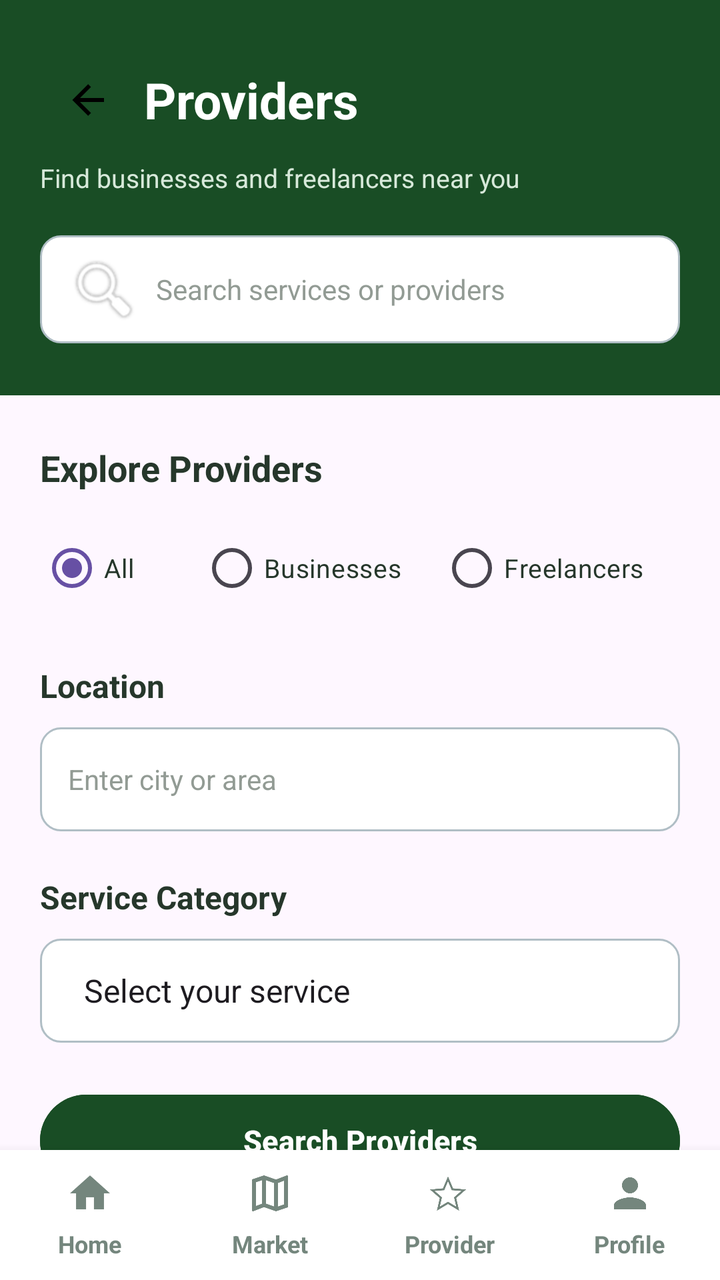
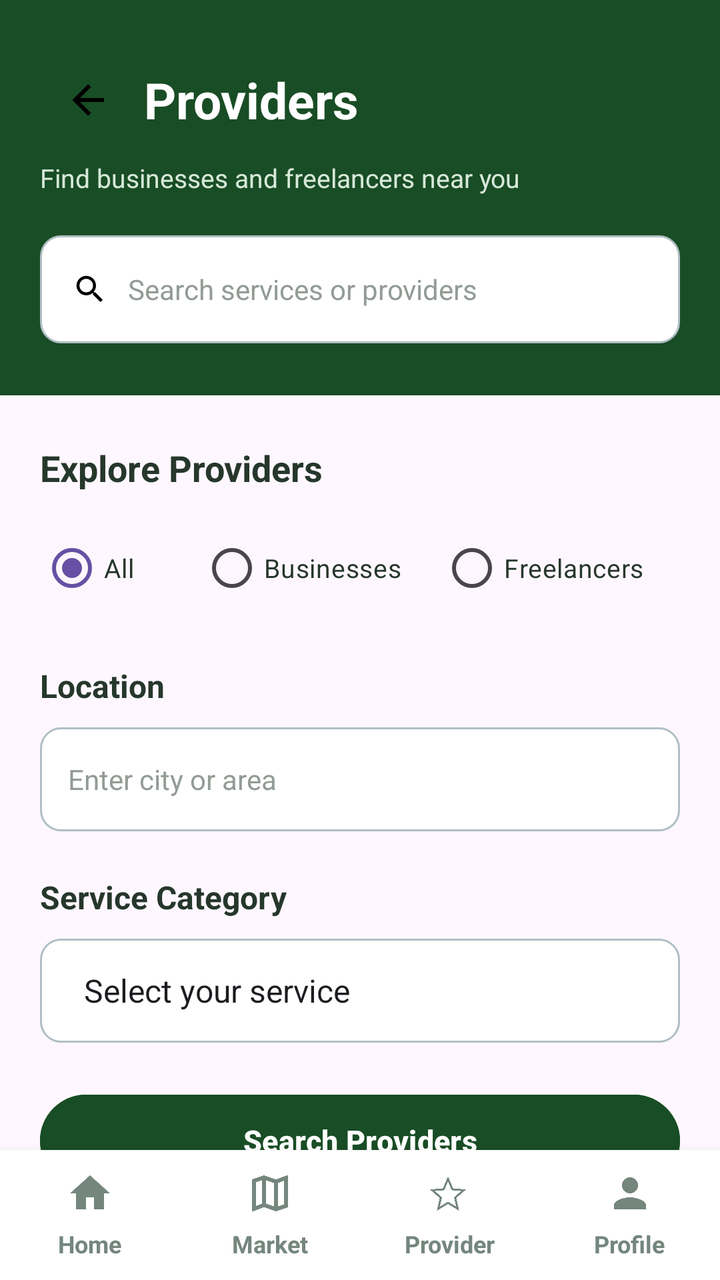

Two renders of the same Android screen: before a commit and after it. Below are the layout's source before the change and the commit's diff.
<!-- AndroidManifest.xml: application theme Theme.GeoConnect -->
<!-- res/layout/activity_search.xml -->
<?xml version="1.0" encoding="utf-8"?>
<androidx.constraintlayout.widget.ConstraintLayout xmlns:android="http://schemas.android.com/apk/res/android"
    xmlns:app="http://schemas.android.com/apk/res-auto"
    xmlns:tools="http://schemas.android.com/tools"
    android:id="@+id/main"
    android:layout_width="match_parent"
    android:layout_height="match_parent"
    tools:context=".SearchActivity">

    <ScrollView
        android:id="@+id/searchScroll"
        android:layout_width="0dp"
        android:layout_height="0dp"
        android:fillViewport="true"
        android:scrollbars="none"
        app:layout_constraintTop_toTopOf="parent"
        app:layout_constraintBottom_toTopOf="@id/bottomNavigation"
        app:layout_constraintStart_toStartOf="parent"
        app:layout_constraintEnd_toEndOf="parent">

        <LinearLayout
            android:layout_width="match_parent"
            android:layout_height="wrap_content"
            android:orientation="vertical">


            <LinearLayout
                android:layout_width="match_parent"
                android:layout_height="wrap_content"
                android:background="#194D25"
                android:orientation="vertical"
                android:paddingStart="20dp"
                android:paddingTop="28dp"
                android:paddingEnd="20dp"
                android:paddingBottom="26dp">

                <LinearLayout
                    android:layout_width="match_parent"
                    android:layout_height="wrap_content"
                    android:gravity="center_vertical"
                    android:orientation="horizontal">

                    <TextView
                        android:id="@+id/backButton"
                        android:layout_width="44dp"
                        android:layout_height="44dp"
                        android:gravity="center"
                        android:drawableStart="@drawable/ic_arrow_back"
                        android:drawablePadding="12dp"
                        android:paddingStart="12dp"
                        android:textColor="#FFFFFF"
                        android:textSize="27sp"
                        android:contentDescription="Back" />

                    <TextView
                        android:layout_width="wrap_content"
                        android:layout_height="wrap_content"
                        android:layout_marginStart="8dp"
                        android:text="Providers"
                        android:textColor="#FFFFFF"
                        android:textSize="25sp"
                        android:textStyle="bold" />

                </LinearLayout>

                <TextView
                    android:layout_width="match_parent"
                    android:layout_height="wrap_content"
                    android:layout_marginTop="8dp"
                    android:text="Find businesses and freelancers near you"
                    android:textColor="#D7E9DA"
                    android:textSize="13sp" />

                <EditText
                    android:id="@+id/searchInput"
                    android:layout_width="match_parent"
                    android:layout_height="54dp"
                    android:layout_marginTop="20dp"
                    android:imeOptions="actionSearch"
                    android:background="@drawable/signup_input_background"
                    android:drawableStart="@android:drawable/ic_search"
                    android:drawablePadding="10dp"
                    android:hint="Search services or providers"
                    android:inputType="text"
                    android:paddingStart="16dp"
                    android:paddingEnd="16dp"
                    android:singleLine="true"
                    android:textColor="#263A2C"
                    android:textColorHint="#929B94"
                    android:textSize="14sp" />

            </LinearLayout>


            <LinearLayout
                android:layout_width="match_parent"
                android:layout_height="wrap_content"
                android:orientation="vertical"
                android:paddingStart="20dp"
                android:paddingTop="24dp"
                android:paddingEnd="20dp"
                android:paddingBottom="30dp">


                <TextView
                    android:layout_width="match_parent"
                    android:layout_height="wrap_content"
                    android:text="Explore Providers"
                    android:textColor="#26372B"
                    android:textSize="18sp"
                    android:textStyle="bold" />

                <RadioGroup
                    android:id="@+id/providerTypeGroup"
                    android:layout_width="match_parent"
                    android:layout_height="wrap_content"
                    android:layout_marginTop="14dp"
                    android:orientation="horizontal"
                    android:checkedButton="@id/allProvidersRadio">

                    <RadioButton
                        android:id="@+id/allProvidersRadio"
                        android:layout_width="0dp"
                        android:layout_height="wrap_content"
                        android:layout_weight="1"
                        android:buttonTint="#194D25"
                        android:text="All"
                        android:textColor="#26372B"
                        android:textSize="13sp" />

                    <RadioButton
                        android:id="@+id/businessesRadio"
                        android:layout_width="0dp"
                        android:layout_height="wrap_content"
                        android:layout_weight="1.5"
                        android:buttonTint="#194D25"
                        android:text="Businesses"
                        android:textColor="#26372B"
                        android:textSize="13sp" />

                    <RadioButton
                        android:id="@+id/freelancersRadio"
                        android:layout_width="0dp"
                        android:layout_height="wrap_content"
                        android:layout_weight="1.5"
                        android:buttonTint="#194D25"
                        android:text="Freelancers"
                        android:textColor="#26372B"
                        android:textSize="13sp" />

                </RadioGroup>

                <TextView
                    android:layout_width="match_parent"
                    android:layout_height="wrap_content"
                    android:layout_marginTop="24dp"
                    android:text="Location"
                    android:textColor="#26372B"
                    android:textSize="16sp"
                    android:textStyle="bold" />

                <EditText
                    android:id="@+id/locationInput"
                    android:layout_width="match_parent"
                    android:layout_height="52dp"
                    android:layout_marginTop="10dp"
                    android:background="@drawable/signup_input_background"
                    android:hint="Enter city or area"
                    android:inputType="textCapWords"
                    android:padding="14dp"
                    android:textColor="#26372B"
                    android:textColorHint="#929B94"
                    android:textSize="14sp" />

                <TextView
                    android:layout_width="match_parent"
                    android:layout_height="wrap_content"
                    android:layout_marginTop="22dp"
                    android:text="Service Category"
                    android:textColor="#26372B"
                    android:textSize="16sp"
                    android:textStyle="bold" />

                <Spinner
                    android:id="@+id/categorySpinner"
                    android:layout_width="match_parent"
                    android:layout_height="52dp"
                    android:layout_marginTop="10dp"
                    android:entries="@array/service_categories"
                    android:background="@drawable/signup_input_background"
                    android:paddingStart="14dp"
                    android:paddingEnd="14dp" />

                <Button
                    android:id="@+id/searchButton"
                    android:layout_width="match_parent"
                    android:layout_height="54dp"
                    android:layout_marginTop="22dp"
                    android:backgroundTint="#194D25"
                    android:text="Search Providers"
                    android:textAllCaps="false"
                    android:textColor="#FFFFFF"
                    android:textSize="15sp"
                    android:textStyle="bold" />

                <LinearLayout
                    android:layout_width="match_parent"
                    android:layout_height="wrap_content"
                    android:layout_marginTop="30dp"
                    android:gravity="center_vertical"
                    android:orientation="horizontal">

                    <TextView
                        android:id="@+id/resultsTitle"
                        android:layout_width="0dp"
                        android:layout_height="wrap_content"
                        android:layout_weight="1"
                        android:text="Search Results"
                        android:textColor="#26372B"
                        android:textSize="18sp"
                        android:textStyle="bold" />

                    <TextView
                        android:id="@+id/resultsCount"
                        android:layout_width="wrap_content"
                        android:layout_height="wrap_content"
                        android:text=""
                        android:textColor="#79867C"
                        android:textSize="12sp" />

                </LinearLayout>


                <LinearLayout
                    android:id="@+id/providersListContainer"
                    android:layout_width="match_parent"
                    android:layout_height="wrap_content"
                    android:layout_marginTop="18dp"
                    android:orientation="vertical">

                    <LinearLayout
                        android:id="@+id/emptyStateContainer"
                        android:layout_width="match_parent"
                        android:layout_height="wrap_content"
                        android:background="#FFFFFF"
                        android:gravity="center"
                        android:orientation="vertical"
                        android:padding="30dp">

                        <ImageView
                            android:layout_width="60dp"
                            android:layout_height="60dp"
                            android:contentDescription="No providers found"
                            android:src="@android:drawable/ic_search"
                            app:tint="#73947A" />

                        <TextView
                            android:id="@+id/emptyStateTitle"
                            android:layout_width="match_parent"
                            android:layout_height="wrap_content"
                            android:layout_marginTop="15dp"
                            android:gravity="center"
                            android:text="Find your next service"
                            android:textColor="#26372B"
                            android:textSize="16sp"
                            android:textStyle="bold" />

                        <TextView
                            android:id="@+id/emptyStateMessage"
                            android:layout_width="match_parent"
                            android:layout_height="wrap_content"
                            android:layout_marginTop="8dp"
                            android:gravity="center"
                            android:text="Search for businesses or freelancers using a name, service or category."
                            android:textColor="#87918A"
                            android:textSize="13sp" />

                    </LinearLayout>

                </LinearLayout>

            </LinearLayout>

        </LinearLayout>
    </ScrollView>


    <LinearLayout
        android:id="@+id/bottomNavigation"
        android:layout_width="0dp"
        android:layout_height="65dp"
        android:background="#FFFFFF"
        android:elevation="8dp"
        android:gravity="center"
        android:orientation="horizontal"
        app:layout_constraintBottom_toBottomOf="parent"
        app:layout_constraintStart_toStartOf="parent"
        app:layout_constraintEnd_toEndOf="parent">

        <LinearLayout
            android:id="@+id/navHome"
            android:layout_width="0dp"
            android:layout_height="match_parent"
            android:layout_weight="1"
            android:gravity="center"
            android:orientation="vertical"
            android:clickable="true"
            android:focusable="true">

            <ImageView
                android:layout_width="24dp"
                android:layout_height="24dp"
                android:src="@drawable/ic_home"
                app:tint="#74867D"
                android:contentDescription="Home"/>

            <TextView
                android:layout_width="wrap_content"
                android:layout_height="wrap_content"
                android:layout_marginTop="5dp"
                android:text="Home"
                android:textColor="#74867D"
                android:textSize="12sp"
                android:textStyle="bold"/>

        </LinearLayout>

        <LinearLayout
            android:id="@+id/navMarket"
            android:layout_width="0dp"
            android:layout_height="match_parent"
            android:layout_weight="1"
            android:gravity="center"
            android:orientation="vertical"
            android:clickable="true"
            android:focusable="true">

            <ImageView
                android:layout_width="24dp"
                android:layout_height="24dp"
                android:src="@drawable/ic_market"
                app:tint="#74867D"
                android:contentDescription="Market"/>

            <TextView
                android:layout_width="wrap_content"
                android:layout_height="wrap_content"
                android:layout_marginTop="5dp"
                android:text="Market"
                android:textColor="#74867D"
                android:textSize="12sp"
                android:textStyle="bold"/>

        </LinearLayout>

        <LinearLayout
            android:id="@+id/navProviders"
            android:layout_width="0dp"
            android:layout_height="match_parent"
            android:layout_weight="1"
            android:gravity="center"
            android:orientation="vertical"
            android:clickable="true"
            android:focusable="true">

            <ImageView
                android:layout_width="24dp"
                android:layout_height="24dp"
                android:src="@drawable/ic_freelancer"
                app:tint="#74867D"
                android:contentDescription="Provider"/>

            <TextView
                android:layout_width="wrap_content"
                android:layout_height="wrap_content"
                android:layout_marginTop="5dp"
                android:text="Provider"
                android:textColor="#74867D"
                android:textSize="12sp"
                android:textStyle="bold"/>

        </LinearLayout>

        <LinearLayout
            android:id="@+id/navProfile"
            android:layout_width="0dp"
            android:layout_height="match_parent"
            android:layout_weight="1"
            android:gravity="center"
            android:orientation="vertical"
            android:clickable="true"
            android:focusable="true">

            <ImageView
                android:layout_width="24dp"
                android:layout_height="24dp"
                android:src="@drawable/ic_person"
                app:tint="#74867D"
                android:contentDescription="Profile"/>

            <TextView
                android:layout_width="wrap_content"
                android:layout_height="wrap_content"
                android:layout_marginTop="5dp"
                android:text="Profile"
                android:textColor="#74867D"
                android:textSize="12sp"
                android:textStyle="bold"/>

        </LinearLayout>

    </LinearLayout>

</androidx.constraintlayout.widget.ConstraintLayout>
<!-- resources referenced by this layout -->
<resources>
  <string-array name="service_categories">
          <item>Select your service</item>
          <item>Photography</item>
          <item>Cleaning</item>
          <item>Plumbing</item>
          <item>Tutoring</item>
          <item>Graphic design</item>
          <item>Catering</item>
          <item>Other</item>
      </string-array>
  <!-- drawable ic_arrow_back (drawable) -->
  <vector xmlns:android="http://schemas.android.com/apk/res/android" android:height="24dp" android:width="24dp" android:viewportWidth="24" android:viewportHeight="24">
      <path android:fillColor="#000000" android:pathData="M20,11V13H8L13.5,18.5L12.08,19.92L4.16,12L12.08,4.08L13.5,5.5L8,11H20Z"/>
  </vector>
  <!-- drawable ic_freelancer (drawable) -->
  <vector xmlns:android="http://schemas.android.com/apk/res/android"
      android:height="24dp"
      android:width="24dp"
      android:viewportWidth="24"
      android:viewportHeight="24">
      <path android:fillColor="#000000"
          android:pathData="M12.86,10.44L11,6.06L9.14,10.45L4.39,10.86L8,14L6.92,18.63L11,16.17L15.09,18.63L14,14L17.61,10.86L12.86,10.44M16.59,20.7L11,17.34L5.42,20.7L6.88,14.35L1.96,10.07L8.45,9.5L11,3.5L13.55,9.5L20.04,10.07L15.12,14.34L16.59,20.7Z" />
  </vector>
  <!-- drawable ic_home (drawable) -->
  <vector xmlns:android="http://schemas.android.com/apk/res/android" android:height="18dp" android:tint="#000000" android:viewportHeight="24" android:viewportWidth="24" android:width="18dp">
        
      <path android:fillColor="@android:color/white" android:pathData="M10,20v-6h4v6h5v-8h3L12,3 2,12h3v8z"/>
      
  </vector>
  <!-- drawable ic_market (drawable) -->
  <vector xmlns:android="http://schemas.android.com/apk/res/android" android:height="18dp" android:tint="#000000" android:viewportHeight="24" android:viewportWidth="24" android:width="18dp">
        
      <path android:fillColor="@android:color/white" android:pathData="M20.5,3l-0.16,0.03L15,5.1 9,3 3.36,4.9c-0.21,0.07 -0.36,0.25 -0.36,0.48L3,20.5c0,0.28 0.22,0.5 0.5,0.5l0.16,-0.03L9,18.9l6,2.1 5.64,-1.9c0.21,-0.07 0.36,-0.25 0.36,-0.48L21,3.5c0,-0.28 -0.22,-0.5 -0.5,-0.5zM10,5.47l4,1.4v11.66l-4,-1.4L10,5.47zM5,6.46l3,-1.01v11.7l-3,1.16L5,6.46zM19,17.54l-3,1.01L16,6.86l3,-1.16v11.84z"/>
      
  </vector>
  <!-- drawable ic_person (drawable) -->
  <vector xmlns:android="http://schemas.android.com/apk/res/android" android:height="24dp" android:tint="#000000" android:viewportHeight="24" android:viewportWidth="24" android:width="24dp">
        
      <path android:fillColor="@android:color/white" android:pathData="M12,12c2.21,0 4,-1.79 4,-4s-1.79,-4 -4,-4 -4,1.79 -4,4 1.79,4 4,4zM12,14c-2.67,0 -8,1.34 -8,4v2h16v-2c0,-2.66 -5.33,-4 -8,-4z"/>
      
  </vector>
  <style name="Theme.GeoConnect" parent="Base.Theme.GeoConnect" />
  <style name="Base.Theme.GeoConnect" parent="Theme.Material3.DayNight.NoActionBar">
          
          
      </style>
  <!-- unchanged entries left out for length: 1 -->
</resources>

<!-- the commit's change to res/layout/activity_search.xml (unified diff, before → after) -->
@@ -78,7 +78,7 @@
                     android:layout_marginTop="20dp"
                     android:imeOptions="actionSearch"
                     android:background="@drawable/signup_input_background"
-                    android:drawableStart="@android:drawable/ic_search"
+                    android:drawableStart="@drawable/ic_search"
                     android:drawablePadding="10dp"
                     android:hint="Search services or providers"
                     android:inputType="text"
@@ -251,7 +251,7 @@
                             android:layout_width="60dp"
                             android:layout_height="60dp"
                             android:contentDescription="No providers found"
-                            android:src="@android:drawable/ic_search"
+                            android:src="@drawable/ic_search"
                             app:tint="#73947A" />
 
                         <TextView
<!-- resource entries referenced after the edit -->
@@ -41,6 +41,12 @@
       <path android:fillColor="@android:color/white" android:pathData="M12,12c2.21,0 4,-1.79 4,-4s-1.79,-4 -4,-4 -4,1.79 -4,4 1.79,4 4,4zM12,14c-2.67,0 -8,1.34 -8,4v2h16v-2c0,-2.66 -5.33,-4 -8,-4z"/>
       
   </vector>
+  <!-- drawable ic_search (drawable) -->
+  <vector xmlns:android="http://schemas.android.com/apk/res/android" android:height="18dp" android:tint="#000000" android:viewportHeight="24" android:viewportWidth="24" android:width="18dp">
+        
+      <path android:fillColor="@android:color/white" android:pathData="M15.5,14h-0.79l-0.28,-0.27C15.41,12.59 16,11.11 16,9.5 16,5.91 13.09,3 9.5,3S3,5.91 3,9.5 5.91,16 9.5,16c1.61,0 3.09,-0.59 4.23,-1.57l0.27,0.28v0.79l5,4.99L20.49,19l-4.99,-5zM9.5,14C7.01,14 5,11.99 5,9.5S7.01,5 9.5,5 14,7.01 14,9.5 11.99,14 9.5,14z"/>
+      
+  </vector>
   <style name="Theme.GeoConnect" parent="Base.Theme.GeoConnect" />
   <style name="Base.Theme.GeoConnect" parent="Theme.Material3.DayNight.NoActionBar">
           
